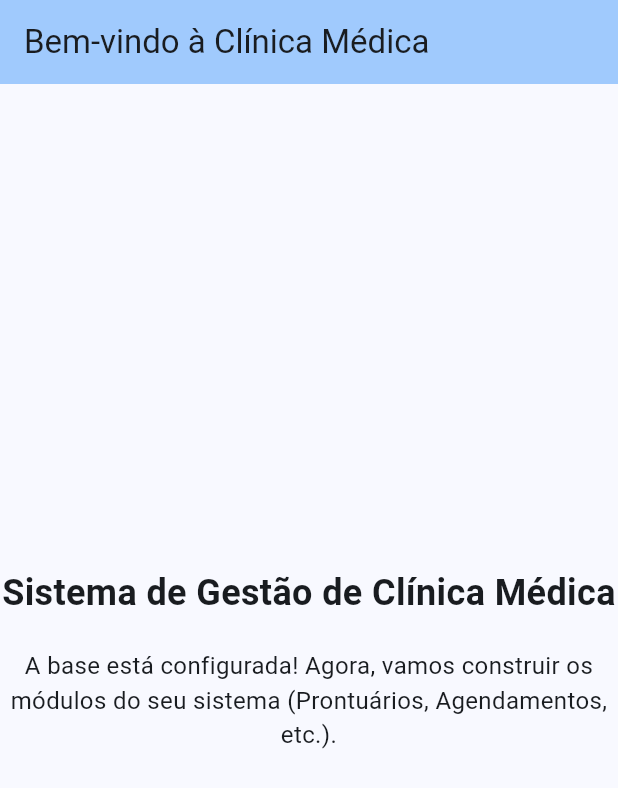
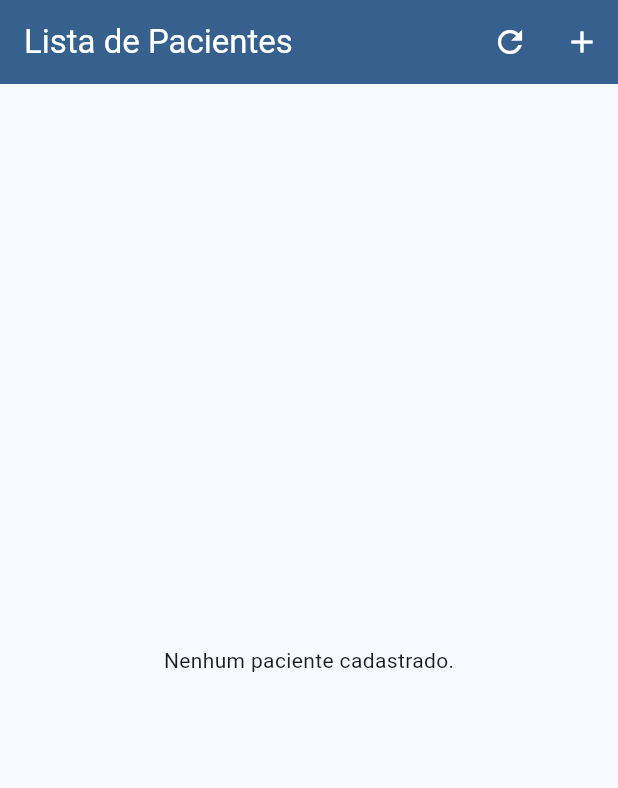
Before and after one commit to iaramatos/flutter_clinica_medica, a Flutter app: the screen it shows after launch, on a phone screen of 412 x 824 dp. Shown: the top 788 px of the screen. Run offline on Flutter 3.47's test engine with Material 3 defaults, Android fonts, the phone set to English and light mode, and no system bars; our stand-ins replace sqflite_common_ffi, sqflite_common_ffi_web; missing offline and left inert: flutter_controle_enderecos; accounts and stored records are empty.

Commit message:
feat(paciente): Implementado modulo de cadastro e listagem de pacientes (RF01)

```diff
--- a/lib/main.dart
+++ b/lib/main.dart
@@ -1,75 +1,41 @@
 // lib/main.dart
 
 import 'package:flutter/material.dart';
-import 'package:flutter_clinica_medica/infra/local/local_database.dart'; // CORRIGIDO O NOME DO PACOTE
+import 'package:flutter_clinica_medica/infra/local/local_database.dart';
+import 'package:flutter_clinica_medica/presentation/paciente/paciente_form_screen.dart'; // NOVO IMPORT: Tela de formulário de paciente
+import 'package:flutter_clinica_medica/presentation/paciente/paciente_list_screen.dart'; // NOVO IMPORT: Tela de listagem de paciente
 
 void main() async {
-  // Garante que o Flutter esteja inicializado antes de operações assíncronas.
   WidgetsFlutterBinding.ensureInitialized();
 
   final LocalDatabase localDatabase = LocalDatabase();
-  await localDatabase.openDb(); // Abre o banco de dados
+  await localDatabase.openDb();
 
-  // Opcional: Adicione um print para confirmar que o banco de dados foi aberto.
   print('Banco de dados da clínica aberto com sucesso!');
 
-  runApp(
-      const ClinicaMedicaApp()); // Alterado o nome da classe principal para ser mais descritivo
+  runApp(const ClinicaMedicaApp());
 }
 
 class ClinicaMedicaApp extends StatelessWidget {
-  // Renomeado de MainApp para ClinicaMedicaApp
   const ClinicaMedicaApp({super.key});
 
   @override
   Widget build(BuildContext context) {
     return MaterialApp(
-      title: 'Sistema de Gestão de Clínica Médica', // Título para o aplicativo
-      debugShowCheckedModeBanner: false, // Oculta a faixa de "Debug"
+      title: 'Sistema de Gestão de Clínica Médica',
+      debugShowCheckedModeBanner: false,
       theme: ThemeData(
-        primarySwatch: Colors.blue, // Cor primária (exemplo)
-        colorScheme:
-            ColorScheme.fromSeed(seedColor: Colors.blue), // Esquema de cores
+        primarySwatch: Colors.blue,
+        colorScheme: ColorScheme.fromSeed(seedColor: Colors.blue),
         useMaterial3: true,
       ),
-      home:
-          const HomeScreenClinica(), // Define uma tela inicial simples para começar
-      // As rotas antigas foram removidas. Você definirá novas rotas para cada módulo da clínica.
-      // routes : routes, // Remover esta linha
+      initialRoute: PacienteListScreen.routeName,
+      routes: {
+        // Configura as rotas nomeadas para as telas de paciente
+        PacienteListScreen.routeName: (context) => const PacienteListScreen(),
+        PacienteFormScreen.routeName: (context) => const PacienteFormScreen(),
+        // Você adicionará outras rotas aqui conforme desenvolver mais módulos
+      },
     );
   }
 }
-
-// Uma tela de exemplo simples para garantir que o aplicativo inicie e exiba algo
-class HomeScreenClinica extends StatelessWidget {
-  const HomeScreenClinica({super.key});
-
-  @override
-  Widget build(BuildContext context) {
-    return Scaffold(
-      appBar: AppBar(
-        title: const Text('Bem-vindo à Clínica Médica'),
-        backgroundColor: Theme.of(context).colorScheme.inversePrimary,
-      ),
-      body: Center(
-        child: Column(
-          mainAxisAlignment: MainAxisAlignment.center,
-          children: const <Widget>[
-            Text(
-              'Sistema de Gestão de Clínica Médica',
-              style: TextStyle(fontSize: 24, fontWeight: FontWeight.bold),
-              textAlign: TextAlign.center,
-            ),
-            SizedBox(height: 20),
-            Text(
-              'A base está configurada! Agora, vamos construir os módulos do seu sistema (Prontuários, Agendamentos, etc.).',
-              textAlign: TextAlign.center,
-              style: TextStyle(fontSize: 16),
-            ),
-            // Aqui você pode adicionar botões ou navegação para as primeiras telas dos seus módulos.
-          ],
-        ),
-      ),
-    );
-  }
-}
--- /dev/null
+++ b/lib/presentation/paciente/paciente_list_screen.dart
@@ -0,0 +1,131 @@
+// lib/presentation/paciente/paciente_list_screen.dart
+
+import 'package:flutter/material.dart';
+import 'package:flutter_clinica_medica/domain/models/paciente.dart';
+import 'package:flutter_clinica_medica/domain/repositories/paciente_repository.dart';
+import 'package:flutter_clinica_medica/presentation/paciente/paciente_form_screen.dart'; // Para navegar para o formulário
+
+class PacienteListScreen extends StatefulWidget {
+  const PacienteListScreen({super.key});
+
+  static const String routeName = '/paciente-list';
+
+  @override
+  State<PacienteListScreen> createState() => _PacienteListScreenState();
+}
+
+class _PacienteListScreenState extends State<PacienteListScreen> {
+  final PacienteRepository _pacienteRepository = PacienteRepository();
+  List<Paciente> _pacientes = [];
+  bool _isLoading = true;
+
+  @override
+  void initState() {
+    super.initState();
+    _loadPacientes();
+  }
+
+  Future<void> _loadPacientes() async {
+    setState(() {
+      _isLoading = true;
+    });
+    try {
+      final pacientes = await _pacienteRepository.getAllPacientes();
+      setState(() {
+        _pacientes = pacientes;
+      });
+    } catch (e) {
+      ScaffoldMessenger.of(context).showSnackBar(
+        SnackBar(content: Text('Erro ao carregar pacientes: $e')),
+      );
+    } finally {
+      setState(() {
+        _isLoading = false;
+      });
+    }
+  }
+
+  Future<void> _deletePaciente(int id) async {
+    try {
+      await _pacienteRepository.deletePaciente(id);
+      ScaffoldMessenger.of(context).showSnackBar(
+        const SnackBar(content: Text('Paciente excluído com sucesso!')),
+      );
+      _loadPacientes(); // Recarrega a lista
+    } catch (e) {
+      ScaffoldMessenger.of(context).showSnackBar(
+        SnackBar(content: Text('Erro ao excluir paciente: $e')),
+      );
+    }
+  }
+
+  @override
+  Widget build(BuildContext context) {
+    return Scaffold(
+      appBar: AppBar(
+        title: const Text('Lista de Pacientes'),
+        backgroundColor: Theme.of(context).colorScheme.primary,
+        foregroundColor: Colors.white,
+        actions: [
+          IconButton(
+            icon: const Icon(Icons.refresh),
+            onPressed: _loadPacientes,
+          ),
+          IconButton(
+            icon: const Icon(Icons.add),
+            onPressed: () async {
+              await Navigator.of(context).pushNamed(PacienteFormScreen.routeName);
+              _loadPacientes(); // Recarrega a lista ao voltar do formulário
+            },
+          ),
+        ],
+      ),
+      body: _isLoading
+          ? const Center(child: CircularProgressIndicator())
+          : _pacientes.isEmpty
+              ? const Center(child: Text('Nenhum paciente cadastrado.'))
+              : ListView.builder(
+                  itemCount: _pacientes.length,
+                  itemBuilder: (context, index) {
+                    final paciente = _pacientes[index];
+                    return Card(
+                      margin: const EdgeInsets.symmetric(horizontal: 16, vertical: 8),
+                      child: ListTile(
+                        title: Text(paciente.nome),
+                        subtitle: Text('CPF: ${paciente.cpf} - Telefone: ${paciente.telefone ?? 'N/A'}'),
+                        trailing: Row(
+                          mainAxisSize: MainAxisSize.min,
+                          children: [
+                            IconButton(
+                              icon: const Icon(Icons.edit, color: Colors.blue),
+                              onPressed: () async {
+                                // Navegar para o formulário para edição (passando o ID do paciente)
+                                await Navigator.of(context).push(MaterialPageRoute(
+                                  builder: (context) => PacienteFormScreen(
+                                    // Você precisaria modificar PacienteFormScreen para aceitar um paciente para edição
+                                    // Por enquanto, apenas cria um novo. Para edição, seria assim:
+                                    // paciente: paciente,
+                                  ),
+                                ));
+                                _loadPacientes(); // Recarrega a lista após edição
+                              },
+                            ),
+                            IconButton(
+                              icon: const Icon(Icons.delete, color: Colors.red),
+                              onPressed: () => _deletePaciente(paciente.idPaciente!),
+                            ),
+                          ],
+                        ),
+                        onTap: () {
+                          // Opcional: Implementar uma tela de detalhes do paciente
+                          ScaffoldMessenger.of(context).showSnackBar(
+                            SnackBar(content: Text('Detalhes de ${paciente.nome}')),
+                          );
+                        },
+                      ),
+                    );
+                  },
+                ),
+    );
+  }
+}
```
Also changed, not shown: lib/presentation/paciente/paciente_form_screen.dart (added, +154 -0 lines), lib/presentation/usuario/form_usuario_screen.dart (deleted, +0 -172 lines), lib/presentation/usuario/search_usuario_screen.dart (deleted, +0 -158 lines).
